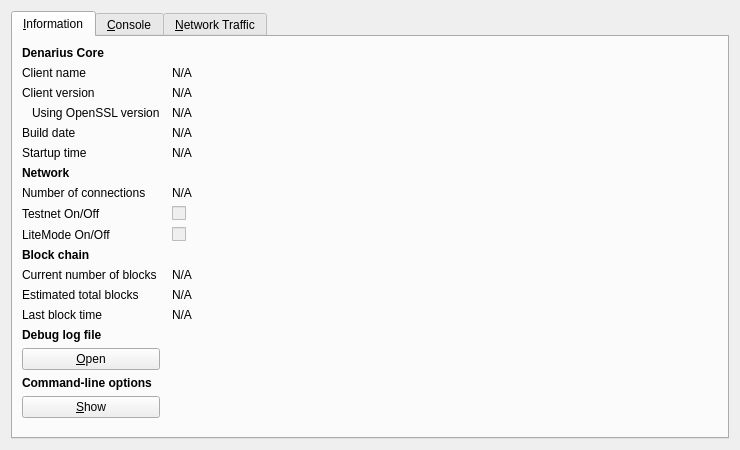
First picture: the form in src/qt/forms/rpcconsole.ui, repository metaspartan/denarius, before the edit.
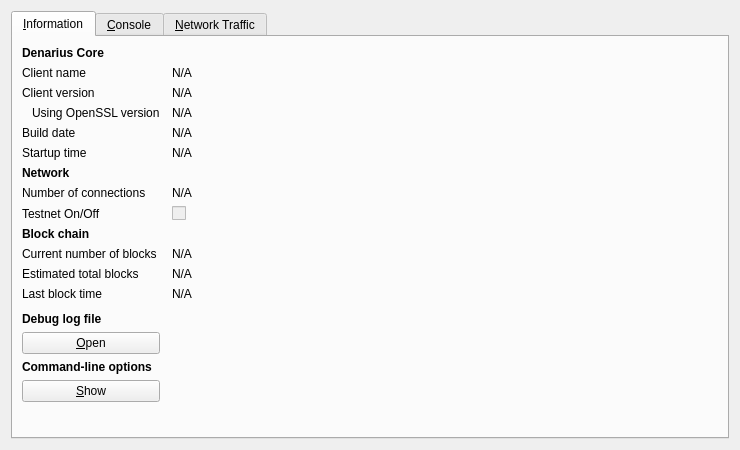
Second picture: the form after the edit. Icons and pictures are not drawn. Custom widgets are drawn as their Qt base class.

The edit to the form file:
```diff
--- a/src/qt/forms/rpcconsole.ui
+++ b/src/qt/forms/rpcconsole.ui
@@ -211,23 +211,6 @@
          </property>
         </widget>
        </item>
-       <item row="9" column="0">
-        <widget class="QLabel" name="label_99">
-         <property name="text">
-          <string>LiteMode On/Off</string>
-         </property>
-        </widget>
-       </item>
-       <item row="9" column="1">
-        <widget class="QCheckBox" name="isLiteMode">
-         <property name="enabled">
-          <bool>false</bool>
-         </property>
-         <property name="text">
-          <string/>
-         </property>
-        </widget>
-       </item>
        <item row="10" column="0">
         <widget class="QLabel" name="label_10">
          <property name="font">
```
